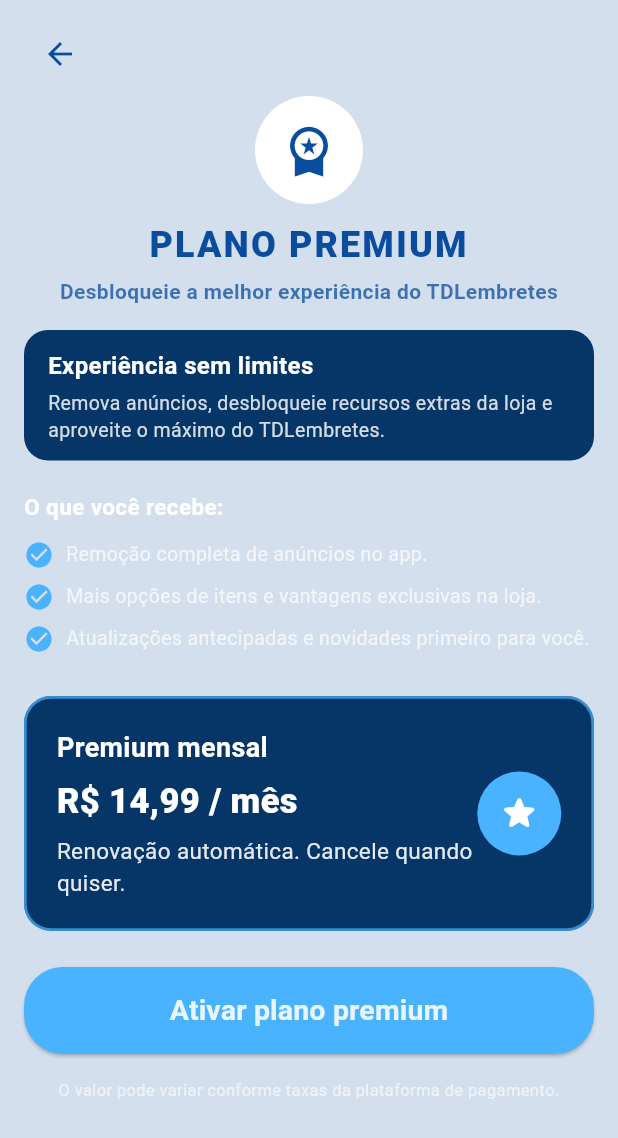
After one commit to kawamotomarcela/TDL_Lembretes, a Flutter app: the PremiumPage screen opened by its route, on a phone screen of 412 x 824 dp. The commit adds this screen. Shown: the top 1138 px of the screen. Run offline on Flutter 3.47's test engine with Material 3 defaults, Android fonts, the light colour scheme and no system bars; our stand-ins replace fl_chart, flutter_multi_formatter, google_fonts, retry, shared_preferences, sqflite and 1 more; accounts and stored records are empty; network calls fail.

Commit message:
add pacote premium

```diff
--- a/Frontend/lib/l10n/intl_en.arb
+++ b/Frontend/lib/l10n/intl_en.arb
@@ -12,25 +12,27 @@
   "exampleIp": "Ex: 192.168.0.1",
   "save": "Save",
   "preferencesSaved": "Preferences saved",
-   "home": "Home",
+  "home": "Home",
   "tasks": "Tasks",
   "calendar": "Calendar",
   "store": "Store",
   "profile": "Profile",
   "logout": "Logout",
   "about": "About",
-  "settings": "Settings",
   "homePageTitle": "Home",
   "tasksPageTitle": "Tasks",
   "calendarPageTitle": "Calendar",
   "storePageTitle": "Store",
   "profilePageTitle": "Profile",
-  "coupons": "Cupons",
+
+  "coupons": "Coupons",
   "couponsPageTitle": "Coupons",
   "couponsTitle": "My Coupons",
   "noCouponsAvailable": "No coupons available at the moment.",
-  "noCouponsAvailable": "Você ainda não comprou nenhum cupom.",
+
   "logoutConfirmation": "Do you want to logout?",
   "cancel": "Cancel",
-  "exit": "Exit"
+  "exit": "Exit",
+
+  "premium": "Premium"
 }
--- a/Frontend/lib/l10n/intl_pt.arb
+++ b/Frontend/lib/l10n/intl_pt.arb
@@ -12,13 +12,17 @@
   "exampleIp": "Ex: 192.168.0.1",
   "save": "Salvar",
   "preferencesSaved": "Preferências salvas",
+
   "home": "Início",
   "tasks": "Tarefas",
   "calendar": "Calendário",
   "store": "Loja",
   "profile": "Perfil",
+  "coupons": "Cupons",
+  "premium": "Premium",
   "logout": "Sair",
   "about": "Sobre",
+
   "homePageTitle": "Página Inicial",
   "tasksPageTitle": "Tarefas",
   "calendarPageTitle": "Calendário",
@@ -26,8 +30,8 @@
   "profilePageTitle": "Perfil",
   "couponsPageTitle": "Cupons",
   "couponsTitle": "Meus Cupons",
-  "noCouponsAvailable": "Nenhum cupom disponível no momento.",
   "noCouponsAvailable": "Você ainda não comprou nenhum cupom.",
+
   "logoutConfirmation": "Deseja sair?",
   "cancel": "Cancelar",
   "exit": "Sair"
--- a/Frontend/lib/pages/main_page.dart
+++ b/Frontend/lib/pages/main_page.dart
@@ -2,20 +2,18 @@
 import 'package:provider/provider.dart';
 import 'package:grupotdl/generated/l10n.dart';
 
-// Rotas
 import '../routes/app_routes.dart';
 
-// Páginas
 import 'calendar/calendar_page.dart';
 import 'tasks/task_list_page.dart';
 import 'store/store_page.dart';
 import 'profile/profile_page.dart';
 import 'about/about_page.dart';
+import 'premium/premium_page.dart';
 import 'settings/settings_page.dart';
 import 'coupons/coupons_page.dart';
 import 'home/home_page.dart';
 
-// Providers
 import '../providers/theme_provider.dart';
 import '../providers/usuario_provider.dart';
 
@@ -47,8 +45,7 @@
 
     showDialog(
       context: context,
-      builder:
-          (_) => AlertDialog(
+      builder: (_) => AlertDialog(
         title: Text(local.logoutConfirmation),
         actions: [
           TextButton(
@@ -83,6 +80,12 @@
         Navigator.push(
           context,
           MaterialPageRoute(builder: (_) => const ProfilePage()),
+        );
+        break;
+      case 'premium':
+        Navigator.push(
+          context,
+          MaterialPageRoute(builder: (_) => const PremiumPage()),
         );
         break;
       case 'config':
@@ -122,19 +125,27 @@
         backgroundColor: Colors.blue[700],
         leading: const Padding(
           padding: EdgeInsets.all(8.0),
-          child: CircleAvatar(backgroundImage: AssetImage('assets/tdl.png')),
+          child: CircleAvatar(
+            backgroundImage: AssetImage('assets/tdl.png'),
+          ),
         ),
         actions: [
           PopupMenuButton<String>(
             icon: const Icon(Icons.settings),
             onSelected: _onSettingsSelected,
-            itemBuilder:
-                (_) => [
+            itemBuilder: (_) => [
               PopupMenuItem(
                 value: 'meu_perfil',
                 child: ListTile(
                   leading: const Icon(Icons.account_circle),
                   title: Text(local.profile),
+                ),
+              ),
+              PopupMenuItem(
+                value: 'premium',
+                child: ListTile(
+                  leading: const Icon(Icons.star),
+                  title: Text(local.premium),
                 ),
               ),
               PopupMenuItem(
@@ -162,7 +173,10 @@
           ),
         ],
       ),
-      body: IndexedStack(index: _currentIndex, children: _pages),
+      body: IndexedStack(
+        index: _currentIndex,
+        children: _pages,
+      ),
       bottomNavigationBar: BottomNavigationBar(
         currentIndex: _currentIndex,
         onTap: (index) => setState(() => _currentIndex = index),
--- /dev/null
+++ b/Frontend/lib/pages/premium/premium_page.dart
@@ -0,0 +1,220 @@
+import 'package:flutter/material.dart';
+import 'widgets/premium_intro_card.dart';
+import 'widgets/premium_features.dart';
+import 'widgets/premium_disclaimer.dart';
+
+class PremiumPage extends StatelessWidget {
+  const PremiumPage({super.key});
+
+  @override
+  Widget build(BuildContext context) {
+    const primaryBlue = Color(0xFF0A4D9E);
+    const cardBlue = Color(0xFF063568);
+    const accentBlue = Color(0xFF4AB3FF);
+
+    final theme = Theme.of(context);
+    final isDark = theme.brightness == Brightness.dark;
+
+    final backgroundColor = primaryBlue.withValues(alpha: isDark ? 0.30 : 0.18);
+    final headerTextColor = isDark ? Colors.white : primaryBlue;
+    final backIconColor = isDark ? Colors.white : primaryBlue;
+
+    return Scaffold(
+      backgroundColor: backgroundColor,
+      body: SafeArea(
+        child: Padding(
+          padding: const EdgeInsets.fromLTRB(16, 12, 16, 24),
+          child: Column(
+            crossAxisAlignment: CrossAxisAlignment.stretch,
+            children: [
+              Align(
+                alignment: Alignment.centerLeft,
+                child: IconButton(
+                  icon: const Icon(Icons.arrow_back),
+                  color: backIconColor,
+                  onPressed: () => Navigator.pop(context),
+                ),
+              ),
+              const SizedBox(height: 4),
+              _PremiumHeader(textColor: headerTextColor, iconColor: primaryBlue),
+              const SizedBox(height: 16),
+              Expanded(
+                child: SingleChildScrollView(
+                  child: Column(
+                    crossAxisAlignment: CrossAxisAlignment.stretch,
+                    children: [
+                      PremiumIntroCard(
+                        backgroundColor: cardBlue,
+                      ),
+                      const SizedBox(height: 20),
+                      PremiumFeatures(
+                        iconColor: accentBlue,
+                      ),
+                      const SizedBox(height: 20),
+                      _PremiumPlanCard(
+                        backgroundColor: cardBlue,
+                        accentColor: accentBlue,
+                      ),
+                      const SizedBox(height: 24),
+                      SizedBox(
+                        height: 58,
+                        child: ElevatedButton(
+                          style: ElevatedButton.styleFrom(
+                            backgroundColor: accentBlue,
+                            shape: RoundedRectangleBorder(
+                              borderRadius: BorderRadius.circular(26),
+                            ),
+                          ),
+                          onPressed: () {
+                            ScaffoldMessenger.of(context).showSnackBar(
+                              const SnackBar(
+                                content: Text(
+                                  'Funcionalidade de pagamento em desenvolvimento.',
+                                ),
+                              ),
+                            );
+                          },
+                          child: const Text(
+                            'Ativar plano premium',
+                            style: TextStyle(
+                              fontSize: 19,
+                              color: Color.fromARGB(223, 255, 255, 255),
+                              fontWeight: FontWeight.w700,
+                            ),
+                          ),
+                        ),
+                      ),
+                      const SizedBox(height: 16),
+                      const PremiumDisclaimer(),
+                    ],
+                  ),
+                ),
+              ),
+            ],
+          ),
+        ),
+      ),
+    );
+  }
+}
+
+class _PremiumHeader extends StatelessWidget {
+  final Color textColor;
+  final Color iconColor;
+
+  const _PremiumHeader({
+    required this.textColor,
+    required this.iconColor,
+  });
+
+  @override
+  Widget build(BuildContext context) {
+    return Column(
+      children: [
+        CircleAvatar(
+          radius: 36,
+          backgroundColor: Colors.white,
+          child: Icon(
+            Icons.workspace_premium,
+            size: 38,
+            color: iconColor,
+          ),
+        ),
+        const SizedBox(height: 10),
+        Text(
+          'PLANO PREMIUM',
+          textAlign: TextAlign.center,
+          style: TextStyle(
+            color: textColor,
+            fontSize: 24,
+            letterSpacing: 1.4,
+            fontWeight: FontWeight.w900,
+          ),
+        ),
+        const SizedBox(height: 4),
+        Text(
+          'Desbloqueie a melhor experiência do TDLembretes',
+          textAlign: TextAlign.center,
+          style: TextStyle(
+            color: textColor.withValues(alpha: 0.75),
+            fontSize: 14,
+            fontWeight: FontWeight.w600,
+          ),
+        ),
+      ],
+    );
+  }
+}
+
+class _PremiumPlanCard extends StatelessWidget {
+  final Color backgroundColor;
+  final Color accentColor;
+
+  const _PremiumPlanCard({
+    required this.backgroundColor,
+    required this.accentColor,
+  });
+
+  @override
+  Widget build(BuildContext context) {
+    return Container(
+      padding: const EdgeInsets.all(20),
+      decoration: BoxDecoration(
+        color: backgroundColor,
+        borderRadius: BorderRadius.circular(18),
+        border: Border.all(
+          color: accentColor.withValues(alpha: 0.7),
+          width: 1.8,
+        ),
+      ),
+      child: Row(
+        children: [
+          const Expanded(
+            child: Column(
+              crossAxisAlignment: CrossAxisAlignment.start,
+              children: [
+                Text(
+                  'Premium mensal',
+                  style: TextStyle(
+                    color: Colors.white,
+                    fontSize: 18,
+                    fontWeight: FontWeight.w700,
+                  ),
+                ),
+                SizedBox(height: 6),
+                Text(
+                  'R\$ 14,99 / mês',
+                  style: TextStyle(
+                    color: Colors.white,
+                    fontSize: 23,
+                    fontWeight: FontWeight.w900,
+                  ),
+                ),
+                SizedBox(height: 6),
+                Text(
+                  'Renovação automática. Cancele quando quiser.',
+                  style: TextStyle(
+                    color: Color.fromARGB(228, 255, 255, 255),
+                    fontSize: 15,
+                  ),
+                ),
+              ],
+            ),
+          ),
+          Container(
+            padding: const EdgeInsets.all(14),
+            decoration: BoxDecoration(
+              color: accentColor,
+              borderRadius: BorderRadius.circular(999),
+            ),
+            child: const Icon(
+              Icons.star_rounded,
+              color: Colors.white,
+              size: 28,
+            ),
+          ),
+        ],
+      ),
+    );
+  }
+}
--- /dev/null
+++ b/Frontend/lib/pages/premium/widgets/premium_disclaimer.dart
@@ -0,0 +1,17 @@
+import 'package:flutter/material.dart';
+
+class PremiumDisclaimer extends StatelessWidget {
+  const PremiumDisclaimer({super.key});
+
+  @override
+  Widget build(BuildContext context) {
+    return const Text(
+      'O valor pode variar conforme taxas da plataforma de pagamento.',
+      textAlign: TextAlign.center,
+      style: TextStyle(
+        color: Color.fromARGB(157, 255, 255, 255),
+        fontSize: 11,
+      ),
+    );
+  }
+}
--- /dev/null
+++ b/Frontend/lib/pages/premium/widgets/premium_features.dart
@@ -0,0 +1,58 @@
+import 'package:flutter/material.dart';
+
+class PremiumFeatures extends StatelessWidget {
+  final Color iconColor;
+
+  const PremiumFeatures({
+    super.key,
+    required this.iconColor,
+  });
+
+  @override
+  Widget build(BuildContext context) {
+    final features = [
+      'Remoção completa de anúncios no app.',
+      'Mais opções de itens e vantagens exclusivas na loja.',
+      'Atualizações antecipadas e novidades primeiro para você.',
+    ];
+
+    return Column(
+      crossAxisAlignment: CrossAxisAlignment.start,
+      children: [
+        const Text(
+          'O que você recebe:',
+          style: TextStyle(
+            color: Colors.white,
+            fontSize: 15,
+            fontWeight: FontWeight.w600,
+          ),
+        ),
+        const SizedBox(height: 12),
+        for (final text in features)
+          Padding(
+            padding: const EdgeInsets.only(bottom: 8),
+            child: Row(
+              crossAxisAlignment: CrossAxisAlignment.start,
+              children: [
+                Icon(
+                  Icons.check_circle,
+                  color: iconColor,
+                  size: 20,
+                ),
+                const SizedBox(width: 8),
+                Expanded(
+                  child: Text(
+                    text,
+                    style: const TextStyle(
+                      color: Colors.white70,
+                      fontSize: 13,
+                    ),
+                  ),
+                ),
+              ],
+            ),
+          ),
+      ],
+    );
+  }
+}
--- /dev/null
+++ b/Frontend/lib/pages/premium/widgets/premium_intro_card.dart
@@ -0,0 +1,43 @@
+import 'package:flutter/material.dart';
+
+class PremiumIntroCard extends StatelessWidget {
+  final Color backgroundColor;
+
+  const PremiumIntroCard({
+    super.key,
+    required this.backgroundColor,
+  });
+
+  @override
+  Widget build(BuildContext context) {
+    return Container(
+      padding: const EdgeInsets.symmetric(horizontal: 16, vertical: 12),
+      decoration: BoxDecoration(
+        color: backgroundColor,
+        borderRadius: BorderRadius.circular(16),
+      ),
+      child: const Column(
+        crossAxisAlignment: CrossAxisAlignment.start,
+        children: [
+          Text(
+            'Experiência sem limites',
+            style: TextStyle(
+              color: Colors.white,
+              fontSize: 16,
+              fontWeight: FontWeight.w600,
+            ),
+          ),
+          SizedBox(height: 4),
+          Text(
+            'Remova anúncios, desbloqueie recursos extras da loja e aproveite o máximo do TDLembretes.',
+            style: TextStyle(
+              color: Color.fromARGB(211, 255, 255, 255),
+              fontSize: 13,
+              height: 1.4,
+            ),
+          ),
+        ],
+      ),
+    );
+  }
+}
--- a/Frontend/lib/routes/app_routes.dart
+++ b/Frontend/lib/routes/app_routes.dart
@@ -9,6 +9,7 @@
 import '../pages/tasks/task_list_page.dart';
 import '../pages/main_page.dart';
 import '../pages/settings/settings_page.dart';
+import '../pages/premium/premium_page.dart';
 
 class AppRoutes {
   static const String login = '/';
@@ -20,6 +21,7 @@
   static const String profile = '/profile';
   static const String about = '/about';
   static const String settings = '/settings';
+  static const String premium = '/premium';
 
   static final Map<String, WidgetBuilder> routes = {
     login: (context) => const LoginPage(),
@@ -31,5 +33,6 @@
     profile: (context) => const ProfilePage(),
     about: (context) => const AboutPage(),
     settings: (context) => const SettingsPage(),
+    premium: (context) => const PremiumPage(),
   };
 }
```
Also changed, not shown: Frontend/lib/generated/l10n.dart. Lines whose indentation alone changed are shown as unchanged.
